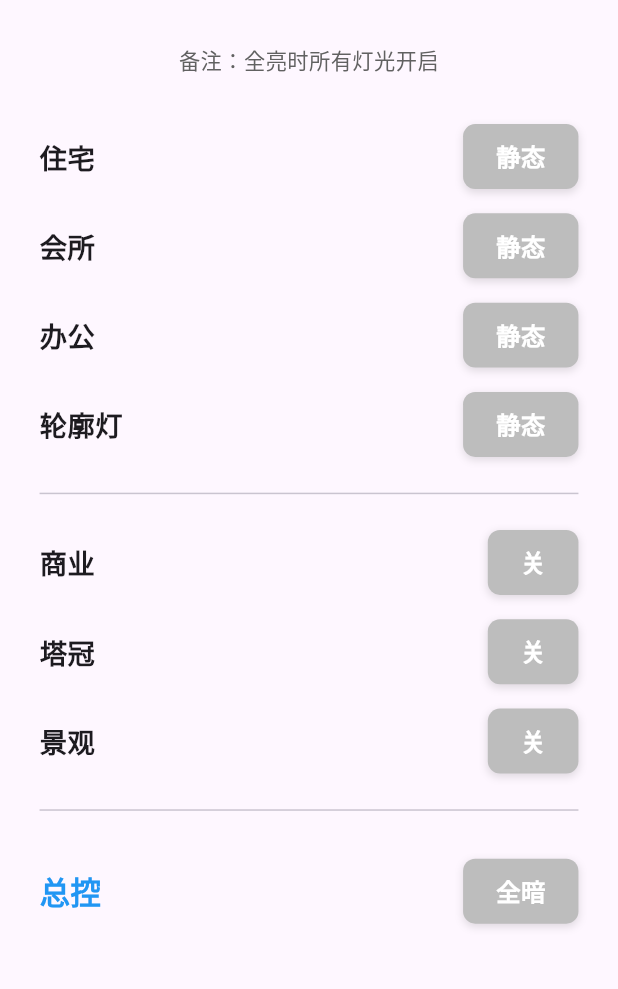
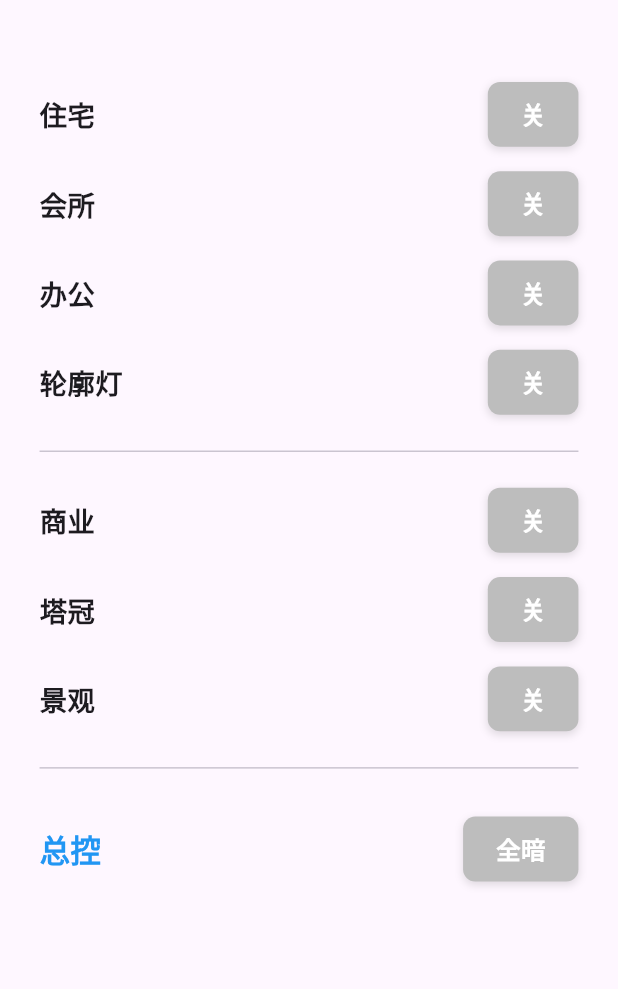
Before and after one commit to c3812600/Models_liupei, a Flutter app: the screen it shows after launch, on a phone screen of 412 x 824 dp, the part 63-1052 px from its top. Run offline on Flutter 3.47's test engine with Material 3 defaults, Android fonts, the phone set to English and light mode, and no system bars; our stand-ins replace flutter_screenutil.

Commit message:
Remove tip text, set dynamic/static colors and handle all-off state

```diff
--- a/sand_table_control/lib/ui/home_page.dart
+++ b/sand_table_control/lib/ui/home_page.dart
@@ -23,22 +23,16 @@ class HomePage extends StatelessWidget {
           padding: EdgeInsets.symmetric(horizontal: 24.w, vertical: 16.h),
           child: Column(
             children: [
-              // 顶部提示
-              Text(
-                '备注：全亮时所有灯光开启',
-                style: TextStyle(fontSize: 14.sp, color: Colors.grey[700]),
-                textAlign: TextAlign.center,
-              ),
-              SizedBox(height: 24.h),
+              SizedBox(height: 16.h),
 
               // 控制列表
               Expanded(
                 child: ListView(
                   children: [
-                    _buildSingleControlRow(context, '住宅', 'residential', textOn: '动态', textOff: '静态'),
-                    _buildSingleControlRow(context, '会所', 'clubhouse', textOn: '动态', textOff: '静态'),
-                    _buildSingleControlRow(context, '办公', 'office', textOn: '动态', textOff: '静态'),
-                    _buildSingleControlRow(context, '轮廓灯', 'outline_light', textOn: '动态', textOff: '静态'),
+                    _buildSingleControlRow(context, '住宅', 'residential', textOn: '动态', textOff: '静态', colorOn: Colors.green, colorOff: Colors.blue),
+                    _buildSingleControlRow(context, '会所', 'clubhouse', textOn: '动态', textOff: '静态', colorOn: Colors.green, colorOff: Colors.blue),
+                    _buildSingleControlRow(context, '办公', 'office', textOn: '动态', textOff: '静态', colorOn: Colors.green, colorOff: Colors.blue),
+                    _buildSingleControlRow(context, '轮廓灯', 'outline_light', textOn: '动态', textOff: '静态', colorOn: Colors.green, colorOff: Colors.blue),
 
                     Divider(height: 32.h),
 
@@ -102,7 +96,12 @@ class HomePage extends StatelessWidget {
   }
 
   /// 构建单开关控制行
-  Widget _buildSingleControlRow(BuildContext context, String title, String key, {String textOn = '开', String textOff = '关'}) {
+  Widget _buildSingleControlRow(
+    BuildContext context,
+    String title,
+    String key,
+    {String textOn = '开', String textOff = '关', Color colorOn = Colors.green, Color colorOff = Colors.grey}
+  ) {
     return Padding(
       padding: EdgeInsets.symmetric(vertical: 8.h),
       child: Row(
@@ -112,9 +111,16 @@ class HomePage extends StatelessWidget {
           Consumer<SandTableProvider>(
             builder: (context, provider, child) {
               final value = provider.switches[key] ?? false;
+
+              // 如果处于全暗状态（即总控关闭，并且当前按钮也是关闭的），文字显示为“关”
+              final isAllOff = !provider.isAllOn && provider.switches.values.every((v) => !v);
+              final displayLabel = (isAllOff && !value) ? '关' : (value ? textOn : textOff);
+
               return _CustomSwitch(
-                label: value ? textOn : textOff,
+                label: displayLabel,
                 value: value,
+                activeColor: colorOn,
+                inactiveColor: colorOff,
                 onChanged: (val) => provider.toggleSwitch(key),
               );
             },
@@ -155,6 +161,7 @@ class _CustomSwitch extends StatelessWidget {
   final bool isDisabled;
   final ValueChanged<bool> onChanged;
   final Color activeColor;
+  final Color inactiveColor;
 
   const _CustomSwitch({
     Key? key,
@@ -163,14 +170,22 @@ class _CustomSwitch extends StatelessWidget {
     this.isDisabled = false,
     required this.onChanged,
     this.activeColor = Colors.green,
+    this.inactiveColor = const Color(0xFFBDBDBD), // 默认灰色 Colors.grey[400]
   }) : super(key: key);
 
   @override
   Widget build(BuildContext context) {
-    // 禁用状态的颜色处理
-    final bgColor = isDisabled
-        ? Colors.grey[300]
-        : (value ? activeColor : Colors.grey[400]);
+    // 禁用或根据状态改变颜色，当全暗时 label 为 '关' 或者 '全暗'，通常对应 false，此时如果需要强制灰色，可以在外部传灰色。
+    // 如果想要按钮在特定状态下强制为灰色，这里直接通过 label 判断或者依赖传入的 inactiveColor
+    Color bgColor;
+    if (isDisabled) {
+      bgColor = Colors.grey[300]!;
+    } else if (label == '关' || label == '全暗') {
+      bgColor = Colors.grey[400]!;
+    } else {
+      bgColor = value ? activeColor : inactiveColor;
+    }
+
     final textColor = isDisabled ? Colors.grey[500] : Colors.white;
 
     return GestureDetector(
```
